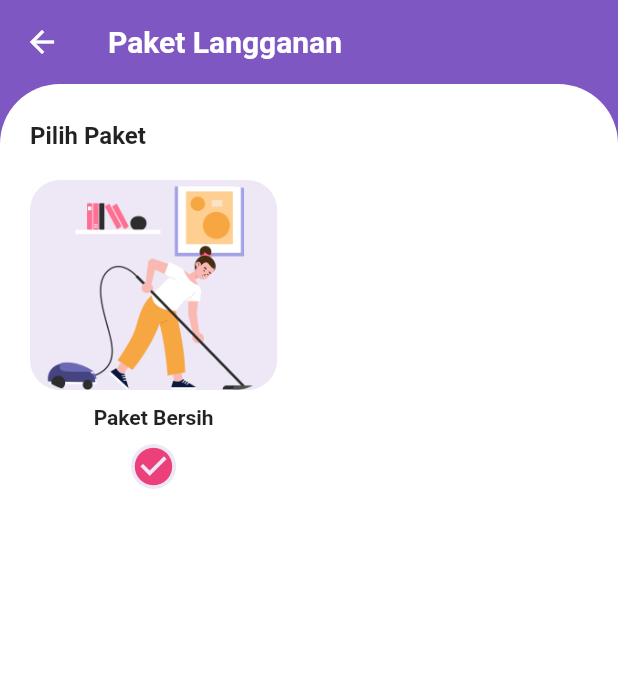
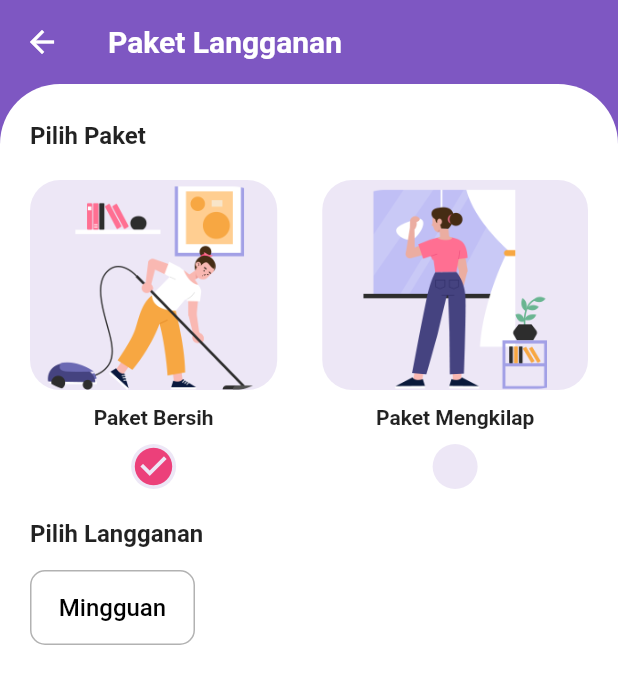
Before and after one commit to rachmadyassera/flutter_cleaning_service_ui, a Flutter app: the MainPage screen opened directly, on a phone screen of 412 x 824 dp. Shown: the top 684 px of the screen. Run offline on Flutter 3.47's test engine with Material 2 defaults, Android fonts, the phone set to English and light mode, and no system bars.

Commit message:
membuat menu pilih langganan, video materi menit ke 15.16

```diff
--- a/lib/main_page.dart
+++ b/lib/main_page.dart
@@ -19,10 +19,10 @@ class _MainPageState extends State<MainPage> {
     setState(() {});
   }
 
-  // void onChangeFrequency(String type) {
-  //   selectedFrequency = frequency;
-  //   setState(() {});
-  // }
+  void onChangeFrequency(String frequency) {
+    selectedFrequency = frequency;
+    setState(() {});
+  }
 
   @override
   Widget build(BuildContext context) {
@@ -108,6 +108,102 @@ class _MainPageState extends State<MainPage> {
                     ],
                   ),
                 ),
+                InkWell(
+                  onTap: () {
+                    onChangePaketType("mengkilap");
+                  },
+                  child: Column(
+                    children: [
+                      Container(
+                        height: 140,
+                        width: MediaQuery.of(context).size.width * 0.43,
+                        decoration: BoxDecoration(
+                          color: deepPurple50,
+                          image: const DecorationImage(
+                            image: AssetImage('assets/image/img2.png'),
+                          ),
+                          borderRadius: const BorderRadius.all(
+                            Radius.circular(20),
+                          ),
+                        ),
+                      ),
+                      const SizedBox(
+                        height: 10,
+                      ),
+                      const Text(
+                        'Paket Mengkilap',
+                        style: TextStyle(fontWeight: FontWeight.w600),
+                      ),
+                      const SizedBox(
+                        height: 10,
+                      ),
+                      Container(
+                        height: 30,
+                        width: 30,
+                        decoration: BoxDecoration(
+                          shape: BoxShape.circle,
+                          color: deepPurple50,
+                        ),
+                        child: selectedType == "mengkilap"
+                            ? Icon(
+                                Icons.check_circle,
+                                color: pink400,
+                                size: 30,
+                              )
+                            : Container(),
+                      )
+                    ],
+                  ),
+                ),
+              ],
+            ),
+            const SizedBox(
+              height: 20,
+            ),
+            const Text(
+              "Pilih Langganan",
+              style: TextStyle(fontSize: 16, fontWeight: FontWeight.w600),
+            ),
+            const SizedBox(
+              height: 15,
+            ),
+            Row(
+              mainAxisAlignment: MainAxisAlignment.spaceBetween,
+              children: [
+                InkWell(
+                  onTap: () {
+                    onChangeFrequency("weekly");
+                  },
+                  child: Container(
+                    height: 50,
+                    width: 110,
+                    decoration: selectedFrequency == "weekly"
+                        ? BoxDecoration(
+                            color: pink400,
+                            borderRadius: const BorderRadius.all(
+                              Radius.circular(10),
+                            ),
+                          )
+                        : BoxDecoration(
+                            border: Border.all(
+                              color: Colors.black.withOpacity(0.3),
+                            ),
+                            borderRadius:
+                                const BorderRadius.all(Radius.circular(10)),
+                          ),
+                    child: Center(
+                      child: Text(
+                        'Mingguan',
+                        style: TextStyle(
+                            fontSize: 16,
+                            fontWeight: FontWeight.w500,
+                            color: selectedFrequency == "weekly"
+                                ? Colors.white
+                                : Colors.black),
+                      ),
+                    ),
+                  ),
+                )
               ],
             )
           ],
```
